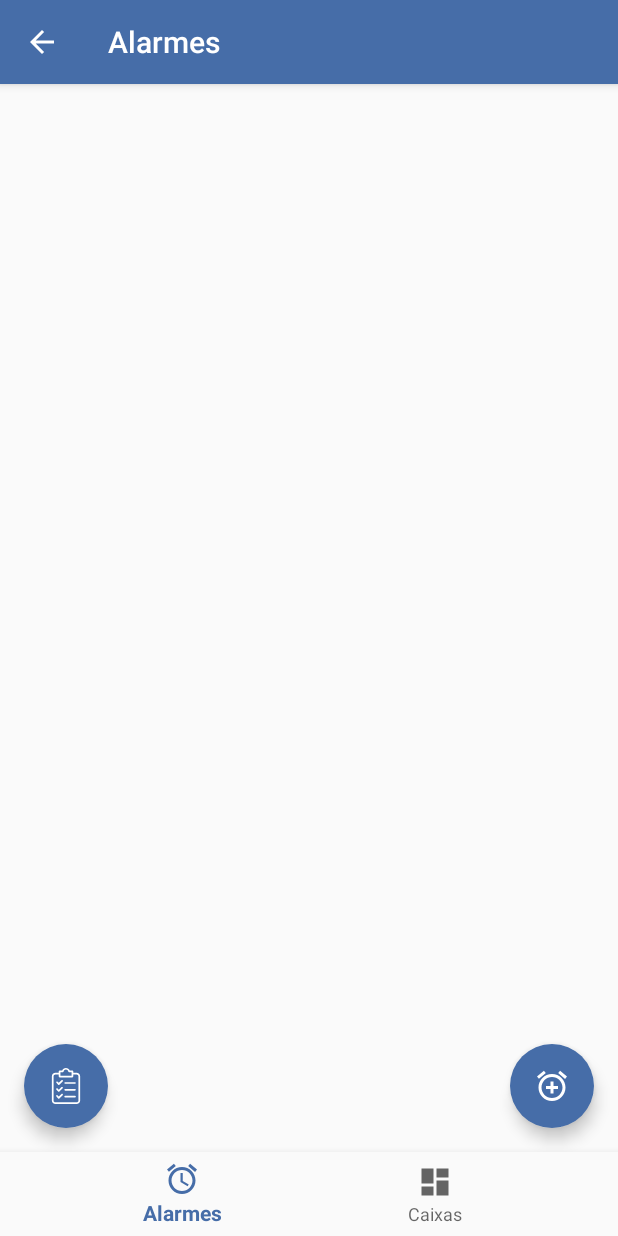
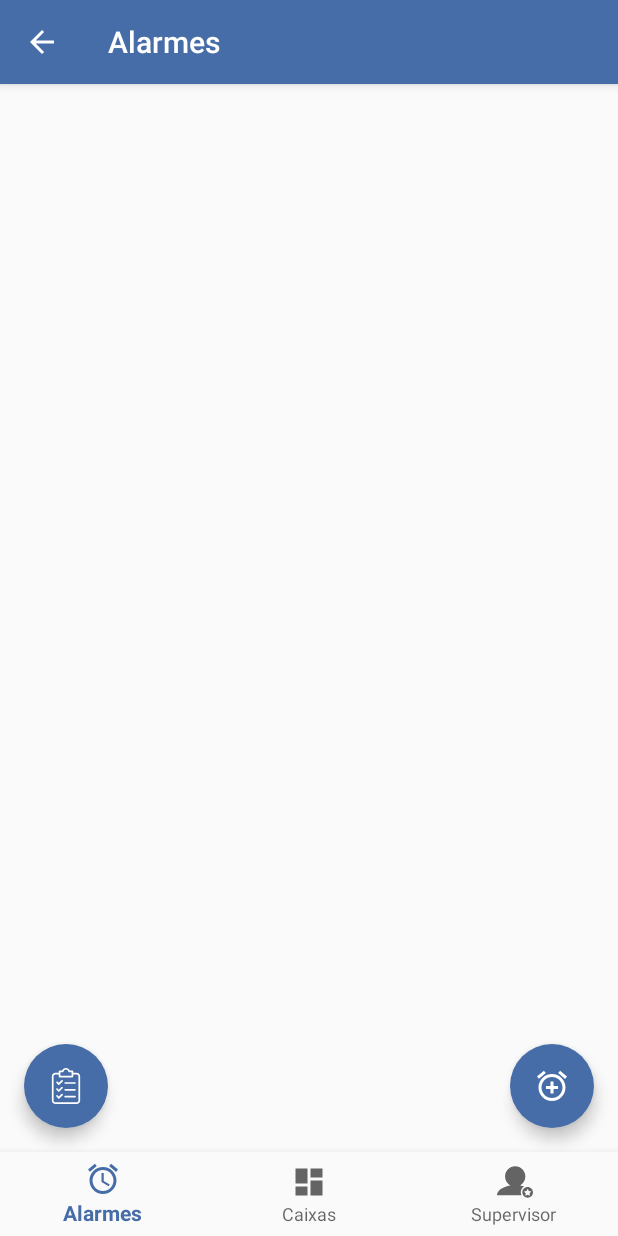
Before and after one commit to ErikPereira/PillHelper-APP, an Android app: the FragmentsActivity screen opened directly, with no data from a screen before it, on a phone screen of 412 x 824 dp. Run offline under Robolectric (Android 15) with nearby library versions, the light colour scheme and no system bars.

Commit message:
USER-29_05: supervisor icon added and Supervisor dataBase created

```diff
--- a/app/src/main/java/com/example/pillhelper/activity/FragmentsActivity.java
+++ b/app/src/main/java/com/example/pillhelper/activity/FragmentsActivity.java
@@ -46,6 +46,11 @@ public class FragmentsActivity extends AppCompatActivity {
                     break;
                 case R.id.nav_caixas:
                     binding.fabFragment.setImageDrawable(getBaseContext().getDrawable(R.drawable.ic_add_box_white_24dp));
+                    actualFragment = new FragmentBoxes();
+                    loadFragment(actualFragment);
+                    break;
+                case R.id.nav_supervisor:
+                    binding.fabFragment.setImageDrawable(getBaseContext().getDrawable(R.drawable.ic_add_supervisor_white_24dp));
                     actualFragment = new FragmentBoxes();
                     loadFragment(actualFragment);
                     break;
--- /dev/null
+++ b/app/src/main/res/drawable/ic_add_supervisor_white_24dp.xml
@@ -0,0 +1,4 @@
+<vector android:height="24dp" android:viewportHeight="612"
+    android:viewportWidth="612" android:width="24dp" xmlns:android="http://schemas.android.com/apk/res/android">
+    <path android:fillColor="#ffffff" android:pathData="M275.4,295.8c81.682,0 147.899,-66.217 147.899,-147.9C423.299,66.218 357.082,0 275.4,0c-81.683,0 -147.9,66.217 -147.9,147.9C127.5,229.583 193.717,295.8 275.4,295.8zM345.461,206.604c-6.729,22.246 -35.549,38.968 -70.09,38.968c-34.542,0 -63.363,-16.723 -70.091,-38.968H345.461zM586.5,510v20.4c0,5.634 -4.566,10.2 -10.199,10.2H515.1V601.8c0,5.634 -4.566,10.2 -10.199,10.2h-20.4c-5.633,0 -10.199,-4.566 -10.199,-10.2v-61.199H413.1c-5.633,0 -10.199,-4.566 -10.199,-10.2V510c0,-5.633 4.566,-10.199 10.199,-10.199h61.201v-61.2c0,-5.634 4.566,-10.2 10.199,-10.2h20.4c5.633,0 10.199,4.566 10.199,10.2v61.2h61.201C581.934,499.8 586.5,504.367 586.5,510zM382.5,510v20.4c0,5.419 1.535,10.438 4.016,14.857c-30.803,3.35 -67.52,5.542 -111.116,5.542c-142.607,0 -212.393,-23.302 -237.979,-34.686c-6.602,-2.938 -11.921,-11.336 -11.921,-18.562V448.8c0,-73.056 55.624,-133.663 126.599,-141.78c2.157,-0.247 5.355,0.677 7.113,1.949C191.938,332.66 232.002,346.8 275.4,346.8s83.463,-14.14 116.188,-37.831c1.758,-1.272 4.957,-2.196 7.113,-1.949c58.746,6.719 106.869,49.438 121.744,105.37c-4.572,-2.724 -9.848,-4.389 -15.545,-4.389h-20.4c-16.873,0 -30.6,13.726 -30.6,30.6v40.8H413.1C396.227,479.4 382.5,493.126 382.5,510z"/>
+</vector>
--- /dev/null
+++ b/app/src/main/res/drawable/ic_supervisor_black_24dp.xml
@@ -0,0 +1,5 @@
+<vector android:height="24dp" android:viewportHeight="27.021"
+    android:viewportWidth="27.021" android:width="24dp" xmlns:android="http://schemas.android.com/apk/res/android">
+    <path android:fillColor="#FF000000" android:pathData="M20.443,16.782c-0.963,-0.308 -2,-0.552 -3.09,-0.722c2.342,-1.299 3.929,-3.794 3.929,-6.663c0,-4.207 -3.41,-7.617 -7.617,-7.617s-7.617,3.41 -7.617,7.617c0,2.868 1.587,5.364 3.929,6.663C4.223,16.958 0,19.896 0,23.389h18.35c-0.31,-0.66 -0.496,-1.39 -0.496,-2.166C17.855,19.32 18.904,17.674 20.443,16.782z"/>
+    <path android:fillColor="#FF000000" android:pathData="M23.004,17.206c-2.218,0 -4.018,1.797 -4.018,4.019c0,2.217 1.8,4.016 4.018,4.016c2.219,0 4.018,-1.799 4.018,-4.016C27.02,19.003 25.223,17.206 23.004,17.206zM24.757,23.921l-1.753,-0.922l-1.753,0.922l0.335,-1.952l-1.418,-1.383l1.96,-0.283l0.876,-1.777l0.876,1.777l1.96,0.283l-1.418,1.383L24.757,23.921z"/>
+</vector>
--- a/app/src/main/res/menu/bottom_navigation_menu.xml
+++ b/app/src/main/res/menu/bottom_navigation_menu.xml
@@ -8,4 +8,9 @@
         android:id="@+id/nav_caixas"
         android:icon="@drawable/ic_dashboard_black_24dp"
         android:title="@string/menu_caixas"/>
+
+    <item
+        android:id="@+id/nav_supervisor"
+        android:icon="@drawable/ic_supervisor_black_24dp"
+        android:title="@string/menu_supervisor"/>
 </menu>
--- a/app/src/main/res/values/strings.xml
+++ b/app/src/main/res/values/strings.xml
@@ -23,6 +23,7 @@
     <string name="login_type_senha">Senha</string>
     <string name="menu_alarme">Alarmes</string>
     <string name="menu_caixas">Caixas</string>
+    <string name="menu_supervisor">Supervisor</string>
     <string name="login_back_button">Voltar</string>
 
     <!--Box founded activity-->
```
Also changed, not shown: app/src/main/java/com/example/pillhelper/activity/LoginActivity.java (+21 -0 lines), app/src/main/java/com/example/pillhelper/dataBase/DataBaseSupervisorHelper.java (added, +79 -0 lines), app/src/main/java/com/example/pillhelper/item/SupervisorItem.java (added, +31 -0 lines), app/src/main/java/com/example/pillhelper/utils/Constants.java (+6 -1 lines).
